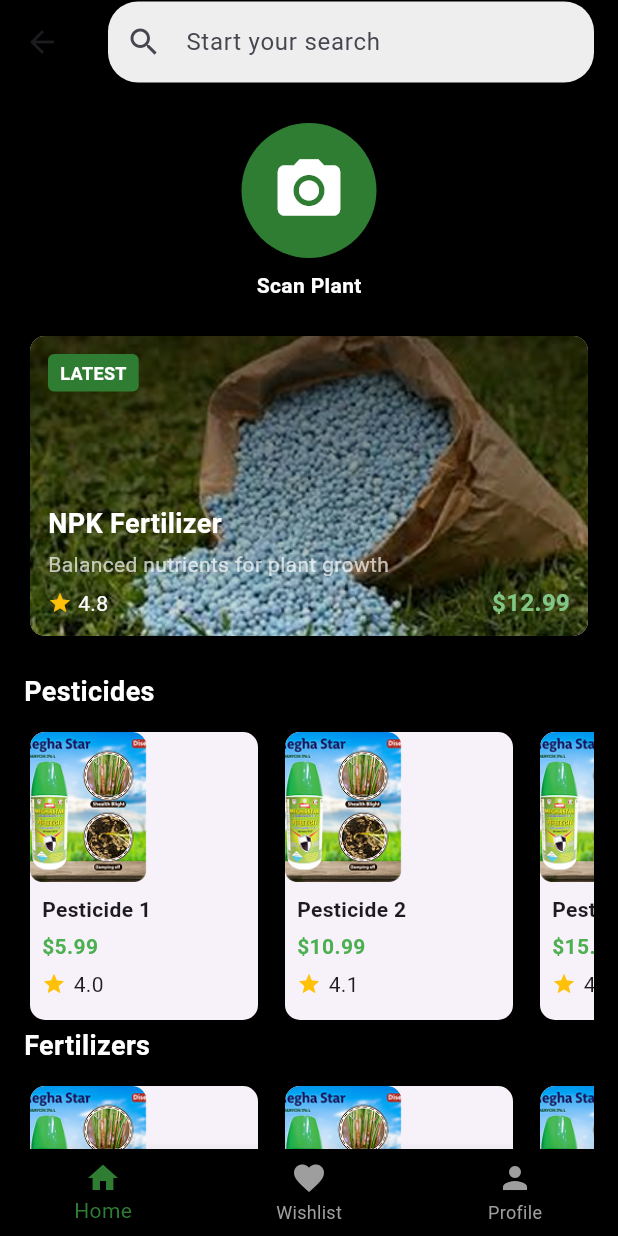
After one commit to mangaorphy/PlantGuardAI, a Flutter app: the HomePage screen opened by its route, after a tap on the "camera alt" icon, on a phone screen of 412 x 824 dp. The commit adds this screen. Run offline on Flutter 3.47's test engine with Material 3 defaults, Android fonts, the phone set to English and light mode, and no system bars; our stand-ins replace cloud_firestore, firebase_auth, firebase_core, flutter_bloc, image_picker; accounts and stored records are empty; statements that could not run were skipped.

Commit message:
Created a new home screen with disease analysis and pesticide management features.

```diff
--- a/lib/main.dart
+++ b/lib/main.dart
@@ -12,6 +12,8 @@ import 'services/firestore_service.dart';
 import 'screens/login_screens/login_page.dart';
 import 'screens/login_screens/signup.dart';
 import 'screens/login_screens/welcome_page.dart';
+
+import 'screens/home_page.dart';
 
 void main() async {
   WidgetsFlutterBinding.ensureInitialized();
@@ -40,7 +42,7 @@ class MyApp extends StatelessWidget {
           '/welcome': (context) => WelcomePage(),
           '/login': (context) => LoginPage(),
           '/signup': (context) => SignUpPage(),
-          // '/home': (context) => HomeScreen(), // ← Replace with your actual home screen
+          '/home': (context) => HomePage(),
         },
         builder: (context, child) {
           return StreamBuilder<User?>(
--- /dev/null
+++ b/lib/screens/disease_analysis.dart
@@ -0,0 +1,141 @@
+import 'package:flutter/material.dart';
+
+class DiseaseAnalysisScreen extends StatelessWidget {
+  final String plantName;
+  final String diseaseName;
+  final double confidenceScore;
+  final List<String> symptoms;
+  final String diseaseDescription;
+
+  const DiseaseAnalysisScreen({
+    super.key,
+    required this.plantName,
+    required this.diseaseName,
+    required this.confidenceScore,
+    required this.symptoms,
+    required this.diseaseDescription,
+  });
+
+  @override
+  Widget build(BuildContext context) {
+    return Scaffold(
+      appBar: AppBar(
+        title: const Text('Disease Analysis', style: TextStyle(color: Colors.white)),
+        backgroundColor: Colors.black,
+      ),
+      body: SingleChildScrollView(
+        child: Container(
+          color: Colors.black87,
+          padding: const EdgeInsets.all(16.0),
+          child: Column(
+            crossAxisAlignment: CrossAxisAlignment.start,
+            children: [
+            const Text(
+              'Overview and Analysis',
+              style: TextStyle(
+                fontSize: 20,
+                fontWeight: FontWeight.bold,
+                color: Colors.white,
+              ),
+            ),
+            const SizedBox(height: 16),
+            _buildInfoRow('Plant Name:', plantName),
+            _buildInfoRow('Disease Name:', diseaseName),
+            _buildInfoRow(
+              'Confidence score:',
+              '${confidenceScore.toStringAsFixed(1)}%',
+              isConfidence: true,
+            ),
+            const SizedBox(height: 8),
+            const Text(
+              'Symptoms Identified:',
+              style: TextStyle(fontWeight: FontWeight.bold, color: Colors.white),
+            ),
+            ...symptoms.map((symptom) => Padding(
+              padding: const EdgeInsets.only(left: 8.0, top: 4),
+              child: Text('• $symptom', style: const TextStyle(color: Colors.white70)),
+            )).toList(),
+            const Divider(height: 32, thickness: 1, color: Colors.grey),
+            const Text(
+              'Short Disease Description:',
+              style: TextStyle(
+                fontWeight: FontWeight.bold,
+                fontSize: 16,
+                color: Colors.white,
+              ),
+            ),
+            const SizedBox(height: 8),
+            Text(diseaseDescription, style: const TextStyle(color: Colors.white70)),
+            const Divider(height: 32, thickness: 1, color: Colors.grey),
+            const Text(
+              'Treatment:',
+              style: TextStyle(
+                fontWeight: FontWeight.bold,
+                fontSize: 16,
+                color: Colors.white,
+              ),
+            ),
+            const SizedBox(height: 16),
+            ElevatedButton(
+              onPressed: () {
+                // Navigate to treatment screen
+              },
+              style: ElevatedButton.styleFrom(
+                backgroundColor: Colors.green[800],
+                shape: RoundedRectangleBorder(
+                  borderRadius: BorderRadius.circular(8),
+                ),
+                minimumSize: const Size(double.infinity, 50),
+              ),
+              child: const Text(
+                'Click here for suggested treatment',
+                style: TextStyle(color: Colors.white),
+              ),
+            ),
+            const SizedBox(height: 8),
+            TextButton(
+              onPressed: () {
+                // Show more info
+              },
+              child: const Text('More Info', style: TextStyle(color: Colors.green)),
+            ),
+          ],
+        ),
+      ),
+    ),
+    );
+  }
+
+  Widget _buildInfoRow(String label, String value, {bool isConfidence = false}) {
+    return Padding(
+      padding: const EdgeInsets.symmetric(vertical: 4.0),
+      child: Row(
+        crossAxisAlignment: CrossAxisAlignment.start,
+        children: [
+          Text(
+            label,
+            style: const TextStyle(fontWeight: FontWeight.bold, color: Colors.white),
+          ),
+          const SizedBox(width: 8),
+          Expanded(
+            child: Text(
+              value,
+              style: isConfidence
+                  ? TextStyle(
+                      color: _getConfidenceColor(confidenceScore),
+                      fontWeight: FontWeight.bold,
+                    )
+                  : const TextStyle(color: Colors.white70),
+            ),
+          ),
+        ],
+      ),
+    );
+  }
+
+  Color _getConfidenceColor(double score) {
+    if (score >= 90) return Colors.green;
+    if (score >= 70) return Colors.orange;
+    return Colors.red;
+  }
+}
--- /dev/null
+++ b/lib/screens/home_page.dart
@@ -0,0 +1,418 @@
+import 'dart:io';
+import 'package:flutter/material.dart';
+import 'package:image_picker/image_picker.dart';
+import 'package:plantguard_ai/screens/disease_analysis.dart';
+
+class HomePage extends StatefulWidget {
+  const HomePage({super.key});
+
+  @override
+  State<HomePage> createState() => _HomePageState();
+}
+
+class _HomePageState extends State<HomePage> {
+  int _currentIndex = 0;
+  bool _isLoading = false;
+
+  // Pages to display for each tab
+  final List<Widget> _pages = [
+    const HomeContent(), // Your existing home content
+    const Center(child: Text('Wishlist')), // Placeholder for Wishlist
+    const Center(child: Text('Profile Page')), // Placeholder for Profile
+  ];
+
+  Future<void> _takePhoto() async {
+    setState(() => _isLoading = true);
+
+    try {
+      final ImagePicker picker = ImagePicker();
+      final pickedFile = await picker.pickImage(
+        source: ImageSource.camera,
+        maxWidth: 800,
+        maxHeight: 800,
+        imageQuality: 85,
+      );
+
+      if (pickedFile != null) {
+        // Here you would typically call your ML model API
+        // For now, we'll simulate a result after 2 seconds
+        await Future.delayed(const Duration(seconds: 2));
+
+        // Navigate to results screen with simulated data
+        Navigator.push(
+          context,
+          MaterialPageRoute(
+            builder: (context) => DiseaseAnalysisScreen(
+              plantName: 'Corn (Dracaena fragrans)',
+              diseaseName: 'bacteria leaf streak',
+              confidenceScore: 97.5,
+              symptoms: ['water-soaked', 'linear lesions'],
+              diseaseDescription: 'Symptoms of bacterial leaf streak are tan, brown, or orange lesions that occur between the veins of the corn leaves.',
+            ),
+          ),
+        );
+      }
+    } catch (e) {
+      // ignore: use_build_context_synchronously
+      ScaffoldMessenger.of(context).showSnackBar(
+        SnackBar(content: Text('Error: ${e.toString()}')),
+      );
+    } finally {
+      if (mounted) {
+        setState(() => _isLoading = false);
+      }
+    }
+  }
+
+  @override
+  Widget build(BuildContext context) {
+    return Scaffold(
+      backgroundColor: Colors.black,
+      appBar: AppBar(
+        backgroundColor: Colors.black,
+        elevation: 0,
+        title: Container(
+          decoration: BoxDecoration(
+            color: Colors.grey[200],
+            borderRadius: BorderRadius.circular(20),
+          ),
+          child: const TextField(
+            decoration: InputDecoration(
+              hintText: 'Start your search',
+              prefixIcon: Icon(Icons.search),
+              border: InputBorder.none,
+              contentPadding: EdgeInsets.symmetric(vertical: 15, horizontal: 20),
+            ),
+          ),
+        ),
+      ),
+      body: Stack(
+        children: [
+          _pages[_currentIndex],
+          if (_isLoading)
+            const Center(
+              child: CircularProgressIndicator(),
+            ),
+        ],
+      ),
+      bottomNavigationBar: BottomNavigationBar(
+        backgroundColor: Colors.black,
+        currentIndex: _currentIndex,
+        onTap: (index) {
+          setState(() {
+            _currentIndex = index;
+          });
+        },
+        items: const [
+          BottomNavigationBarItem(
+            icon: Icon(Icons.home),
+            label: 'Home',
+          ),
+          BottomNavigationBarItem(
+            icon: Icon(Icons.favorite),
+            label: 'Wishlist',
+          ),
+          BottomNavigationBarItem(
+            icon: Icon(Icons.person),
+            label: 'Profile',
+          ),
+        ],
+        selectedItemColor: Colors.green[800],
+        unselectedItemColor: Colors.grey,
+      ),
+    );
+  }
+}
+
+class HomeContent extends StatelessWidget {
+  const HomeContent({super.key});
+
+  @override
+  Widget build(BuildContext context) {
+    return SingleChildScrollView(
+      child: Padding(
+        padding: const EdgeInsets.all(16.0),
+        child: Column(
+          crossAxisAlignment: CrossAxisAlignment.start,
+          children: [
+            // Camera icon
+            const SizedBox(height: 10),
+            Align(
+              alignment: Alignment.center,
+              child: Column(
+                children: [
+                  ElevatedButton(
+                    onPressed: () {
+                      (context.findAncestorStateOfType<_HomePageState>()?._takePhoto());
+                    },
+                    style: ElevatedButton.styleFrom(
+                      shape: const CircleBorder(),
+                      backgroundColor: Colors.green[800],
+                      padding: const EdgeInsets.all(20),
+                    ),
+                    child: const Icon(Icons.camera_alt, color: Colors.white, size: 50),
+                  ),
+                  const SizedBox(height: 8),
+                  const Text(
+                    'Scan Plant',
+                    style: TextStyle(color: Colors.white, fontWeight: FontWeight.bold),
+                  ),
+                ],
+              ),
+            ),
+
+            // Latest Section
+            const SizedBox(height: 20),
+            _buildLatestItemCard('NPK Fertilizer'),
+
+            const SizedBox(height: 20),
+
+            // Pesticides Section
+            const Text(
+              'Pesticides',
+              style: TextStyle(
+                fontSize: 18,
+                fontWeight: FontWeight.bold,
+                color: Colors.white
+              ),
+            ),
+            const SizedBox(height: 10),
+            SizedBox(
+              height: 200,
+              child: ListView.builder(
+                scrollDirection: Axis.horizontal,
+                itemCount: 5,
+                itemBuilder: (context, index) {
+                  return Container(
+                    width: 160,
+                    margin: const EdgeInsets.only(right: 10),
+                    child: _buildHorizontalProductCard(
+                      'Pesticide ${index + 1}',
+                      '\$${(index + 1) * 5}.99',
+                      '4.${index % 5}',
+                    ),
+                  );
+                },
+              ),
+            ),
+
+            // Fertilizers Section
+            const Text(
+              'Fertilizers',
+              style: TextStyle(
+                fontSize: 18,
+                fontWeight: FontWeight.bold,
+                color: Colors.white
+              ),
+            ),
+            const SizedBox(height: 10),
+            SizedBox(
+              height: 200,
+              child: ListView.builder(
+                scrollDirection: Axis.horizontal,
+                itemCount: 5,
+                itemBuilder: (context, index) {
+                  return Container(
+                    width: 160,
+                    margin: const EdgeInsets.only(right: 10),
+                    child: _buildHorizontalProductCard(
+                      'Fertilizer ${index + 1}',
+                      '\$${(index + 1) * 7}.99',
+                      '4.${index % 5}',
+                    ),
+                  );
+                },
+              ),
+            ),
+
+            // Products Section
+            const Text(
+              'Products',
+              style: TextStyle(
+                fontSize: 18,
+                fontWeight: FontWeight.bold,
+                color: Colors.white
+              ),
+            ),
+            const SizedBox(height: 10),
+            SizedBox(
+              height: 200,
+              child: ListView.builder(
+                scrollDirection: Axis.horizontal,
+                itemCount: 5,
+                itemBuilder: (context, index) {
+                  return Container(
+                    width: 160,
+                    margin: const EdgeInsets.only(right: 10),
+                    child: _buildHorizontalProductCard(
+                      'Product ${index + 1}',
+                      '\$${(index + 1) * 10}.99',
+                      '4.${index % 5}',
+                    ),
+                  );
+                },
+              ),
+            ),
+          ],
+        ),
+      ),
+    );
+  }
+
+  static Widget _buildLatestItemCard(String title) {
+    return Card(
+      elevation: 2,
+      shape: RoundedRectangleBorder(
+        borderRadius: BorderRadius.circular(10),
+      ),
+      clipBehavior: Clip.antiAlias,
+      child: SizedBox(
+        height: 200,
+        child: Stack(
+          children: [
+            Positioned.fill(
+              child: Image.asset(
+                'assets/npk_fertilizer.png',
+                fit: BoxFit.cover,
+              ),
+            ),
+            Container(
+              decoration: BoxDecoration(
+                gradient: LinearGradient(
+                  begin: Alignment.topCenter,
+                  end: Alignment.bottomCenter,
+                  colors: [
+                    Colors.black.withOpacity(0.6),
+                    Colors.black.withOpacity(0.1),
+                  ],
+                ),
+              ),
+            ),
+            Padding(
+              padding: const EdgeInsets.all(12.0),
+              child: Column(
+                mainAxisSize: MainAxisSize.min,
+                crossAxisAlignment: CrossAxisAlignment.start,
+                children: [
+                  Container(
+                    padding: const EdgeInsets.symmetric(horizontal: 8, vertical: 4),
+                    decoration: BoxDecoration(
+                      color: Colors.green[800],
+                      borderRadius: BorderRadius.circular(4),
+                    ),
+                    child: const Text(
+                      'LATEST',
+                      style: TextStyle(
+                        color: Colors.white,
+                        fontSize: 12,
+                        fontWeight: FontWeight.bold,
+                      ),
+                    ),
+                  ),
+                  const Spacer(),
+                  Flexible(
+                    child: SingleChildScrollView(
+                      child: Column(
+                        mainAxisSize: MainAxisSize.min,
+                        crossAxisAlignment: CrossAxisAlignment.start,
+                        children: [
+                          Text(
+                            title,
+                            style: const TextStyle(
+                              color: Colors.white,
+                              fontWeight: FontWeight.bold,
+                              fontSize: 18,
+                            ),
+                          ),
+                          const SizedBox(height: 4),
+                          const Text(
+                            'Balanced nutrients for plant growth',
+                            style: TextStyle(
+                              color: Colors.white70,
+                              fontSize: 14,
+                            ),
+                          ),
+                          const SizedBox(height: 4),
+                          Row(
+                            children: [
+                              const Icon(Icons.star, color: Colors.amber, size: 16),
+                              const SizedBox(width: 4),
+                              const Text(
+                                '4.8',
+                                style: TextStyle(color: Colors.white),
+                              ),
+                              const Spacer(),
+                              Text(
+                                '\$12.99',
+                                style: TextStyle(
+                                  fontWeight: FontWeight.bold,
+                                  color: Colors.green[300],
+                                  fontSize: 16,
+                                ),
+                              ),
+                            ],
+                          ),
+                        ],
+                      ),
+                    ),
+                  ),
+                ],
+              ),
+            ),
+          ],
+        ),
+      ),
+    );
+  }
+
+  static Widget _buildHorizontalProductCard(String title, String price, String rating) {
+    return Card(
+      elevation: 3,
+      clipBehavior: Clip.antiAlias,
+      shape: RoundedRectangleBorder(
+        borderRadius: BorderRadius.circular(10),
+      ),
+      child: Column(
+        crossAxisAlignment: CrossAxisAlignment.start,
+        children: [
+          ClipRRect(
+            borderRadius: const BorderRadius.vertical(top: Radius.circular(10)),
+            child: Image.asset(
+              'assets/pesticide_${title.split(' ')[1]}.png',
+              height: 100,
+              fit: BoxFit.cover,
+            ),
+          ),
+          Padding(
+            padding: const EdgeInsets.all(8.0),
+            child: Column(
+              crossAxisAlignment: CrossAxisAlignment.start,
+              children: [
+                Text(
+                  title,
+                  style: const TextStyle(fontWeight: FontWeight.bold),
+                ),
+                const SizedBox(height: 5),
+                Text(
+                  price,
+                  style: const TextStyle(
+                    color: Colors.green,
+                    fontWeight: FontWeight.bold
+                  ),
+                ),
+                const SizedBox(height: 5),
+                Row(
+                  children: [
+                    const Icon(Icons.star, color: Colors.amber, size: 16),
+                    const SizedBox(width: 5),
+                    Text(rating),
+                  ],
+                ),
+              ],
+            ),
+          ),
+        ],
+      ),
+    );
+  }
+}
--- a/lib/screens/login_screens/login_page.dart
+++ b/lib/screens/login_screens/login_page.dart
@@ -1,7 +1,10 @@
 import 'package:flutter/material.dart';
 import 'package:flutter_bloc/flutter_bloc.dart';
 import 'package:flutter/gestures.dart';
+
 import 'signup.dart';
+import '/screens/home_page.dart';
+
 import '/bloc/auth_bloc.dart';
 import '/bloc/auth_event.dart';
 import '/bloc/auth_state.dart';
@@ -35,7 +38,7 @@ class _LoginPageState extends State<LoginPage> {
             if (state is AuthSuccess) {
               Navigator.pushReplacement(
                 context,
-                MaterialPageRoute(builder: (context) => LoginPage()),
+                MaterialPageRoute(builder: (context) => HomePage()),
               );
             }
           },
--- a/lib/screens/login_screens/signup.dart
+++ b/lib/screens/login_screens/signup.dart
@@ -267,7 +267,7 @@ class _SignUpPageState extends State<SignUpPage> {
                         style: TextStyle(color: Colors.white),
                       ),
                       TextButton(
-                        onPressed: () => Navigator.pushNamed(context, '/login'),
+                        onPressed: () => Navigator.pushNamed(context, '/home'),
                         child: Text(
                           "Log In",
                           style: TextStyle(color: Colors.green),
--- a/pubspec.yaml
+++ b/pubspec.yaml
@@ -40,6 +40,7 @@ dependencies:
   cloud_firestore: ^5.6.10
   shared_preferences: ^2.5.3
   provider: ^6.1.5
+  image_picker: ^1.1.2
 
 dev_dependencies:
   flutter_test:
```
Also changed, not shown: assets/npk_fertilizer.png (added), assets/pesticide_1.png (added), assets/pesticide_2.png (added), assets/pesticide_3.png (added), assets/pesticide_4.png (added), assets/pesticide_5.png (added), pubspec.lock, 5 other files.
